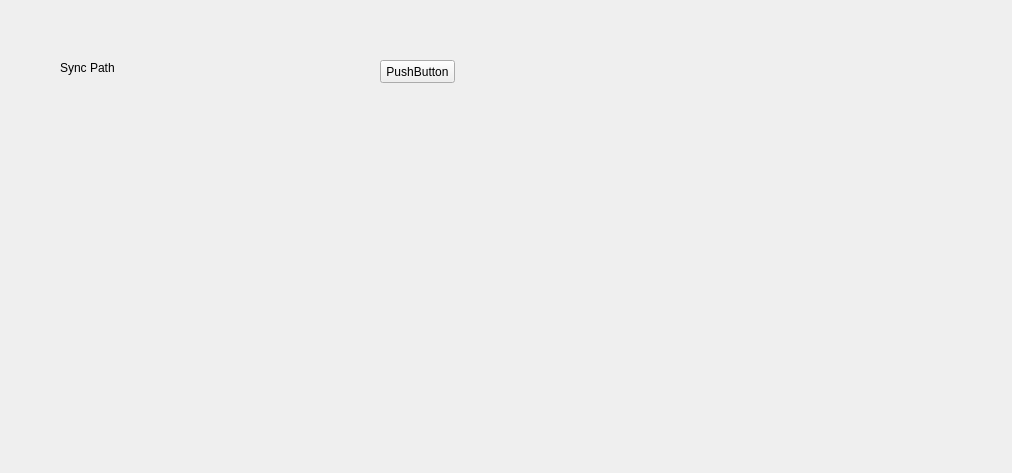
Old version of the form nova.ui in the repository motein/afm_control_nova_script.
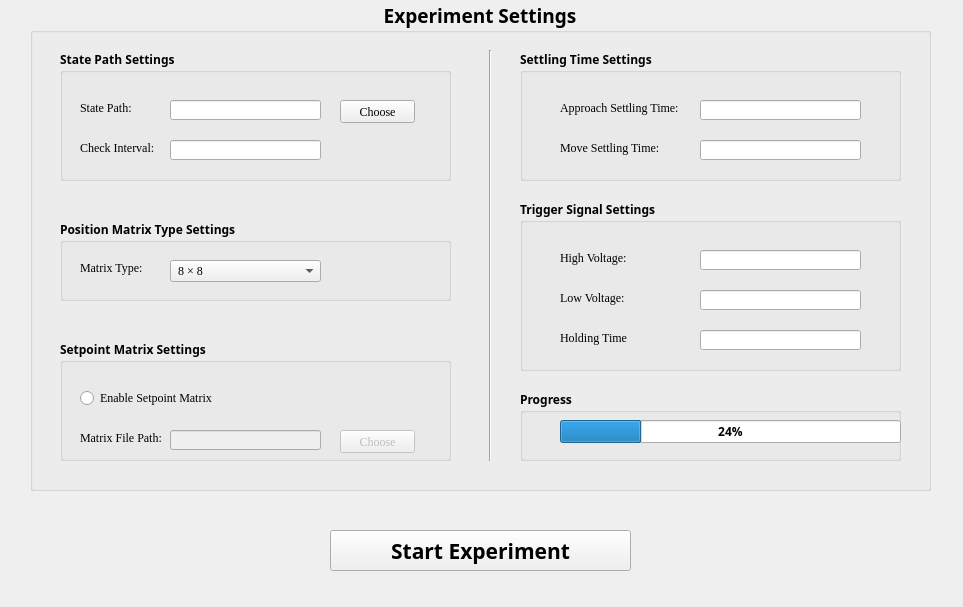
New version of the form.

Diff of the .ui file:
```diff
--- a/nova.ui
+++ b/nova.ui
@@ -6,43 +6,703 @@
    <rect>
     <x>0</x>
     <y>0</y>
-    <width>1012</width>
-    <height>473</height>
+    <width>963</width>
+    <height>607</height>
    </rect>
   </property>
+  <property name="sizePolicy">
+   <sizepolicy hsizetype="Preferred" vsizetype="Preferred">
+    <horstretch>0</horstretch>
+    <verstretch>0</verstretch>
+   </sizepolicy>
+  </property>
   <property name="windowTitle">
    <string>Robot</string>
   </property>
-  <property name="toolTip">
-   <string>&lt;html&gt;&lt;head/&gt;&lt;body&gt;&lt;p&gt;&lt;span style=&quot; font-size:14pt; font-weight:600; color:#55ff7f;&quot;&gt;Welcome to Robot.&lt;/span&gt;&lt;/p&gt;&lt;/body&gt;&lt;/html&gt;</string>
-  </property>
-  <widget class="QLabel" name="SyncPathLabel">
+  <widget class="QGroupBox" name="groupBox_5">
    <property name="geometry">
     <rect>
-     <x>60</x>
-     <y>60</y>
-     <width>71</width>
-     <height>16</height>
+     <x>30</x>
+     <y>0</y>
+     <width>901</width>
+     <height>491</height>
     </rect>
    </property>
-   <property name="text">
-    <string>Sync Path</string>
+   <property name="font">
+    <font>
+     <family>Corbel</family>
+     <pointsize>14</pointsize>
+     <weight>75</weight>
+     <bold>true</bold>
+     <strikeout>false</strikeout>
+    </font>
    </property>
-   <property name="textFormat">
-    <enum>Qt::RichText</enum>
+   <property name="title">
+    <string>Experiment Settings</string>
    </property>
+   <property name="alignment">
+    <set>Qt::AlignCenter</set>
+   </property>
+   <widget class="QGroupBox" name="groupBox">
+    <property name="geometry">
+     <rect>
+      <x>30</x>
+      <y>50</y>
+      <width>391</width>
+      <height>131</height>
+     </rect>
+    </property>
+    <property name="font">
+     <font>
+      <family>微软雅黑</family>
+      <pointsize>9</pointsize>
+      <weight>75</weight>
+      <bold>true</bold>
+      <underline>false</underline>
+     </font>
+    </property>
+    <property name="title">
+     <string>State Path Settings</string>
+    </property>
+    <property name="flat">
+     <bool>false</bool>
+    </property>
+    <property name="checkable">
+     <bool>false</bool>
+    </property>
+    <widget class="QLabel" name="label">
+     <property name="geometry">
+      <rect>
+       <x>20</x>
+       <y>50</y>
+       <width>71</width>
+       <height>16</height>
+      </rect>
+     </property>
+     <property name="font">
+      <font>
+       <family>Times New Roman</family>
+       <weight>50</weight>
+       <bold>false</bold>
+       <underline>false</underline>
+      </font>
+     </property>
+     <property name="text">
+      <string>State Path:</string>
+     </property>
+    </widget>
+    <widget class="QLineEdit" name="lineEdit">
+     <property name="geometry">
+      <rect>
+       <x>110</x>
+       <y>50</y>
+       <width>151</width>
+       <height>20</height>
+      </rect>
+     </property>
+     <property name="font">
+      <font>
+       <family>Times New Roman</family>
+       <weight>50</weight>
+       <bold>false</bold>
+      </font>
+     </property>
+    </widget>
+    <widget class="QPushButton" name="pushButton">
+     <property name="geometry">
+      <rect>
+       <x>280</x>
+       <y>50</y>
+       <width>75</width>
+       <height>23</height>
+      </rect>
+     </property>
+     <property name="font">
+      <font>
+       <family>Times New Roman</family>
+       <weight>50</weight>
+       <bold>false</bold>
+      </font>
+     </property>
+     <property name="text">
+      <string>Choose</string>
+     </property>
+    </widget>
+    <widget class="QLineEdit" name="lineEdit_7">
+     <property name="geometry">
+      <rect>
+       <x>110</x>
+       <y>90</y>
+       <width>151</width>
+       <height>20</height>
+      </rect>
+     </property>
+     <property name="font">
+      <font>
+       <family>Times New Roman</family>
+       <weight>50</weight>
+       <bold>false</bold>
+      </font>
+     </property>
+    </widget>
+    <widget class="QLabel" name="label_8">
+     <property name="geometry">
+      <rect>
+       <x>20</x>
+       <y>90</y>
+       <width>81</width>
+       <height>16</height>
+      </rect>
+     </property>
+     <property name="font">
+      <font>
+       <family>Times New Roman</family>
+       <weight>50</weight>
+       <bold>false</bold>
+       <underline>false</underline>
+      </font>
+     </property>
+     <property name="text">
+      <string>Check Interval:</string>
+     </property>
+    </widget>
+   </widget>
+   <widget class="QGroupBox" name="groupBox_4">
+    <property name="geometry">
+     <rect>
+      <x>30</x>
+      <y>220</y>
+      <width>391</width>
+      <height>81</height>
+     </rect>
+    </property>
+    <property name="font">
+     <font>
+      <family>微软雅黑</family>
+      <pointsize>9</pointsize>
+      <weight>75</weight>
+      <bold>true</bold>
+     </font>
+    </property>
+    <property name="title">
+     <string>Position Matrix Type Settings</string>
+    </property>
+    <property name="flat">
+     <bool>false</bool>
+    </property>
+    <property name="checkable">
+     <bool>false</bool>
+    </property>
+    <widget class="QLabel" name="label_4">
+     <property name="geometry">
+      <rect>
+       <x>20</x>
+       <y>40</y>
+       <width>71</width>
+       <height>16</height>
+      </rect>
+     </property>
+     <property name="font">
+      <font>
+       <family>Times New Roman</family>
+       <weight>50</weight>
+       <bold>false</bold>
+      </font>
+     </property>
+     <property name="text">
+      <string>Matrix Type:</string>
+     </property>
+    </widget>
+    <widget class="QComboBox" name="comboBox">
+     <property name="geometry">
+      <rect>
+       <x>110</x>
+       <y>40</y>
+       <width>151</width>
+       <height>22</height>
+      </rect>
+     </property>
+     <property name="font">
+      <font>
+       <family>Times New Roman</family>
+       <weight>50</weight>
+       <bold>false</bold>
+      </font>
+     </property>
+     <item>
+      <property name="text">
+       <string> 8 × 8</string>
+      </property>
+     </item>
+     <item>
+      <property name="text">
+       <string>16 × 16</string>
+      </property>
+     </item>
+     <item>
+      <property name="text">
+       <string>32 × 32 </string>
+      </property>
+     </item>
+    </widget>
+   </widget>
+   <widget class="QGroupBox" name="groupBox_3">
+    <property name="geometry">
+     <rect>
+      <x>30</x>
+      <y>340</y>
+      <width>391</width>
+      <height>121</height>
+     </rect>
+    </property>
+    <property name="font">
+     <font>
+      <family>微软雅黑</family>
+      <pointsize>9</pointsize>
+      <weight>75</weight>
+      <bold>true</bold>
+     </font>
+    </property>
+    <property name="title">
+     <string>Setpoint Matrix Settings</string>
+    </property>
+    <property name="flat">
+     <bool>false</bool>
+    </property>
+    <property name="checkable">
+     <bool>false</bool>
+    </property>
+    <widget class="QLabel" name="label_3">
+     <property name="geometry">
+      <rect>
+       <x>20</x>
+       <y>90</y>
+       <width>101</width>
+       <height>16</height>
+      </rect>
+     </property>
+     <property name="font">
+      <font>
+       <family>Times New Roman</family>
+       <weight>50</weight>
+       <bold>false</bold>
+      </font>
+     </property>
+     <property name="text">
+      <string>Matrix File Path:</string>
+     </property>
+    </widget>
+    <widget class="QLineEdit" name="lineEdit_3">
+     <property name="enabled">
+      <bool>false</bool>
+     </property>
+     <property name="geometry">
+      <rect>
+       <x>110</x>
+       <y>90</y>
+       <width>151</width>
+       <height>20</height>
+      </rect>
+     </property>
+     <property name="font">
+      <font>
+       <family>Times New Roman</family>
+       <weight>50</weight>
+       <bold>false</bold>
+      </font>
+     </property>
+    </widget>
+    <widget class="QPushButton" name="pushButton_3">
+     <property name="enabled">
+      <bool>false</bool>
+     </property>
+     <property name="geometry">
+      <rect>
+       <x>280</x>
+       <y>90</y>
+       <width>75</width>
+       <height>23</height>
+      </rect>
+     </property>
+     <property name="font">
+      <font>
+       <family>Times New Roman</family>
+       <weight>50</weight>
+       <bold>false</bold>
+      </font>
+     </property>
+     <property name="text">
+      <string>Choose</string>
+     </property>
+    </widget>
+    <widget class="QRadioButton" name="radioButton">
+     <property name="enabled">
+      <bool>true</bool>
+     </property>
+     <property name="geometry">
+      <rect>
+       <x>20</x>
+       <y>50</y>
+       <width>161</width>
+       <height>16</height>
+      </rect>
+     </property>
+     <property name="font">
+      <font>
+       <family>Times New Roman</family>
+       <weight>50</weight>
+       <bold>false</bold>
+      </font>
+     </property>
+     <property name="text">
+      <string>Enable Setpoint Matrix</string>
+     </property>
+    </widget>
+   </widget>
+   <widget class="QGroupBox" name="groupBox_2">
+    <property name="geometry">
+     <rect>
+      <x>490</x>
+      <y>50</y>
+      <width>381</width>
+      <height>131</height>
+     </rect>
+    </property>
+    <property name="font">
+     <font>
+      <family>微软雅黑</family>
+      <pointsize>9</pointsize>
+      <weight>75</weight>
+      <bold>true</bold>
+     </font>
+    </property>
+    <property name="title">
+     <string>Settling Time Settings</string>
+    </property>
+    <widget class="QLabel" name="label_5">
+     <property name="geometry">
+      <rect>
+       <x>40</x>
+       <y>50</y>
+       <width>131</width>
+       <height>16</height>
+      </rect>
+     </property>
+     <property name="font">
+      <font>
+       <family>Times New Roman</family>
+       <weight>50</weight>
+       <bold>false</bold>
+       <underline>false</underline>
+      </font>
+     </property>
+     <property name="text">
+      <string>Approach Settling Time:</string>
+     </property>
+    </widget>
+    <widget class="QLineEdit" name="lineEdit_4">
+     <property name="geometry">
+      <rect>
+       <x>180</x>
+       <y>50</y>
+       <width>161</width>
+       <height>20</height>
+      </rect>
+     </property>
+     <property name="font">
+      <font>
+       <family>Times New Roman</family>
+       <weight>50</weight>
+       <bold>false</bold>
+      </font>
+     </property>
+    </widget>
+    <widget class="QLineEdit" name="lineEdit_5">
+     <property name="geometry">
+      <rect>
+       <x>180</x>
+       <y>90</y>
+       <width>161</width>
+       <height>20</height>
+      </rect>
+     </property>
+     <property name="font">
+      <font>
+       <family>Times New Roman</family>
+       <weight>50</weight>
+       <bold>false</bold>
+      </font>
+     </property>
+    </widget>
+    <widget class="QLabel" name="label_6">
+     <property name="geometry">
+      <rect>
+       <x>40</x>
+       <y>90</y>
+       <width>111</width>
+       <height>16</height>
+      </rect>
+     </property>
+     <property name="font">
+      <font>
+       <family>Times New Roman</family>
+       <weight>50</weight>
+       <bold>false</bold>
+       <underline>false</underline>
+      </font>
+     </property>
+     <property name="text">
+      <string>Move Settling Time:</string>
+     </property>
+    </widget>
+   </widget>
+   <widget class="QGroupBox" name="groupBox_6">
+    <property name="geometry">
+     <rect>
+      <x>490</x>
+      <y>200</y>
+      <width>381</width>
+      <height>171</height>
+     </rect>
+    </property>
+    <property name="font">
+     <font>
+      <family>微软雅黑</family>
+      <pointsize>9</pointsize>
+      <weight>75</weight>
+      <bold>true</bold>
+     </font>
+    </property>
+    <property name="title">
+     <string>Trigger Signal Settings</string>
+    </property>
+    <widget class="QLabel" name="label_10">
+     <property name="geometry">
+      <rect>
+       <x>40</x>
+       <y>50</y>
+       <width>131</width>
+       <height>16</height>
+      </rect>
+     </property>
+     <property name="font">
+      <font>
+       <family>Times New Roman</family>
+       <weight>50</weight>
+       <bold>false</bold>
+       <underline>false</underline>
+      </font>
+     </property>
+     <property name="text">
+      <string>High Voltage:</string>
+     </property>
+    </widget>
+    <widget class="QLineEdit" name="lineEdit_9">
+     <property name="geometry">
+      <rect>
+       <x>180</x>
+       <y>50</y>
+       <width>161</width>
+       <height>20</height>
+      </rect>
+     </property>
+     <property name="font">
+      <font>
+       <family>Times New Roman</family>
+       <weight>50</weight>
+       <bold>false</bold>
+      </font>
+     </property>
+    </widget>
+    <widget class="QLineEdit" name="lineEdit_10">
+     <property name="geometry">
+      <rect>
+       <x>180</x>
+       <y>90</y>
+       <width>161</width>
+       <height>20</height>
+      </rect>
+     </property>
+     <property name="font">
+      <font>
+       <family>Times New Roman</family>
+       <weight>50</weight>
+       <bold>false</bold>
+      </font>
+     </property>
+    </widget>
+    <widget class="QLabel" name="label_11">
+     <property name="geometry">
+      <rect>
+       <x>40</x>
+       <y>90</y>
+       <width>111</width>
+       <height>16</height>
+      </rect>
+     </property>
+     <property name="font">
+      <font>
+       <family>Times New Roman</family>
+       <weight>50</weight>
+       <bold>false</bold>
+       <underline>false</underline>
+      </font>
+     </property>
+     <property name="text">
+      <string>Low Voltage:</string>
+     </property>
+    </widget>
+    <widget class="QLineEdit" name="lineEdit_13">
+     <property name="geometry">
+      <rect>
+       <x>180</x>
+       <y>130</y>
+       <width>161</width>
+       <height>20</height>
+      </rect>
+     </property>
+     <property name="font">
+      <font>
+       <family>Times New Roman</family>
+       <weight>50</weight>
+       <bold>false</bold>
+      </font>
+     </property>
+    </widget>
+    <widget class="QLabel" name="label_14">
+     <property name="geometry">
+      <rect>
+       <x>40</x>
+       <y>130</y>
+       <width>111</width>
+       <height>16</height>
+      </rect>
+     </property>
+     <property name="font">
+      <font>
+       <family>Times New Roman</family>
+       <weight>50</weight>
+       <bold>false</bold>
+       <underline>false</underline>
+      </font>
+     </property>
+     <property name="text">
+      <string>Holding Time</string>
+     </property>
+    </widget>
+   </widget>
+   <widget class="QGroupBox" name="groupBox_7">
+    <property name="geometry">
+     <rect>
+      <x>490</x>
+      <y>390</y>
+      <width>381</width>
+      <height>71</height>
+     </rect>
+    </property>
+    <property name="font">
+     <font>
+      <family>微软雅黑</family>
+      <pointsize>9</pointsize>
+      <weight>75</weight>
+      <bold>true</bold>
+     </font>
+    </property>
+    <property name="title">
+     <string>Progress</string>
+    </property>
+    <widget class="QLineEdit" name="lineEdit_16">
+     <property name="geometry">
+      <rect>
+       <x>180</x>
+       <y>130</y>
+       <width>161</width>
+       <height>20</height>
+      </rect>
+     </property>
+     <property name="font">
+      <font>
+       <family>Times New Roman</family>
+       <weight>50</weight>
+       <bold>false</bold>
+      </font>
+     </property>
+    </widget>
+    <widget class="QLabel" name="label_17">
+     <property name="geometry">
+      <rect>
+       <x>40</x>
+       <y>130</y>
+       <width>111</width>
+       <height>16</height>
+      </rect>
+     </property>
+     <property name="font">
+      <font>
+       <family>Times New Roman</family>
+       <weight>50</weight>
+       <bold>false</bold>
+       <underline>false</underline>
+      </font>
+     </property>
+     <property name="text">
+      <string>Holding Time</string>
+     </property>
+    </widget>
+    <widget class="QProgressBar" name="progressBar">
+     <property name="geometry">
+      <rect>
+       <x>40</x>
+       <y>30</y>
+       <width>341</width>
+       <height>23</height>
+      </rect>
+     </property>
+     <property name="value">
+      <number>24</number>
+     </property>
+    </widget>
+   </widget>
+   <widget class="Line" name="line">
+    <property name="geometry">
+     <rect>
+      <x>450</x>
+      <y>50</y>
+      <width>20</width>
+      <height>411</height>
+     </rect>
+    </property>
+    <property name="orientation">
+     <enum>Qt::Vertical</enum>
+    </property>
+   </widget>
   </widget>
-  <widget class="QPushButton" name="pushButton">
+  <widget class="QPushButton" name="pushButton_5">
    <property name="geometry">
     <rect>
-     <x>380</x>
-     <y>60</y>
-     <width>75</width>
-     <height>23</height>
+     <x>330</x>
+     <y>530</y>
+     <width>301</width>
+     <height>41</height>
     </rect>
    </property>
+   <property name="font">
+    <font>
+     <family>微软雅黑</family>
+     <pointsize>16</pointsize>
+     <weight>75</weight>
+     <bold>true</bold>
+     <strikeout>false</strikeout>
+    </font>
+   </property>
+   <property name="cursor">
+    <cursorShape>ArrowCursor</cursorShape>
+   </property>
+   <property name="toolTip">
+    <string>Click me</string>
+   </property>
    <property name="text">
-    <string>PushButton</string>
+    <string>Start Experiment</string>
    </property>
   </widget>
  </widget>
```
Left out of the diff: 6 changed lines with no effect on the pictures.
